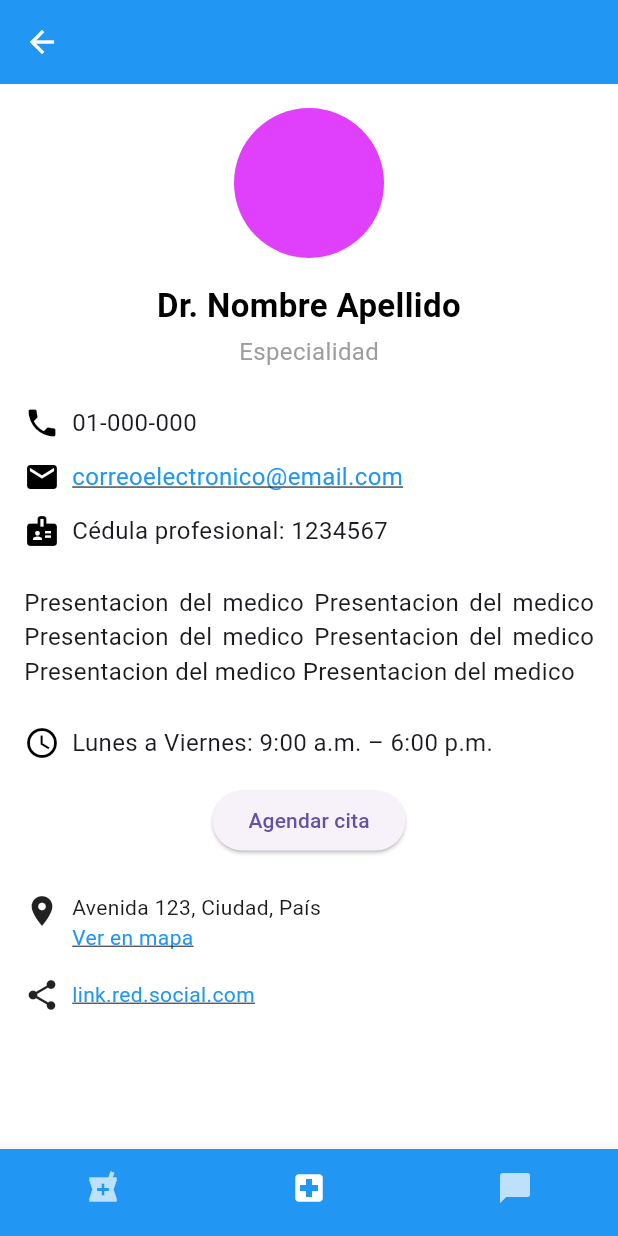
After one commit to HunterRez23/Pharma, a Flutter app: the DetallesMedico screen opened directly, on a phone screen of 412 x 824 dp. The commit adds this screen. Run offline on Flutter 3.47's test engine with Material 3 defaults, Android fonts, the light colour scheme and no system bars; our stand-ins replace cloud_firestore, firebase_auth, firebase_core, google_sign_in; accounts and stored records are empty; network calls fail.

Commit message:
pantalla detalles medico

```diff
--- a/pharmacare/lib/Screens/Medicos.dart
+++ b/pharmacare/lib/Screens/Medicos.dart
@@ -1,7 +1,6 @@
-// lib/Screens/Medicos.dart
-
 import 'package:flutter/material.dart';
 import '../Widgets/common_widgets.dart'; // Para CustomAppBar, CustomBottomNavBar
+import './detallesMedico.dart'; // Importamos la nueva pantalla
 
 class Doctor {
   final String name;
@@ -130,7 +129,6 @@ class _MedicosState extends State<Medicos> {
       bottomNavigationBar: CustomBottomNavBar(
         currentIndex: _selectedIndex,
         onTap: (i) {
-          // Puedes ampliar lógica para farmacias o chat si lo deseas
           if (i != 1) Navigator.of(context).popUntil((r) => r.isFirst);
           setState(() => _selectedIndex = i);
         },
@@ -145,7 +143,13 @@ class DoctorCard extends StatelessWidget {
 
   @override
   Widget build(BuildContext context) {
-    return Container(
+    return GestureDetector(
+      onTap: () {
+        Navigator.of(context).push(
+          MaterialPageRoute(builder: (_) => const DetallesMedico()),
+        );
+      },
+      child: Container(
         margin: const EdgeInsets.symmetric(horizontal: 16, vertical: 8),
         padding: const EdgeInsets.all(12),
         decoration: BoxDecoration(
@@ -168,6 +172,7 @@ class DoctorCard extends StatelessWidget {
             ),
           ],
         ),
+      ),
     );
   }
 }
--- /dev/null
+++ b/pharmacare/lib/Screens/detallesMedico.dart
@@ -0,0 +1,184 @@
+import 'package:flutter/material.dart';
+import 'package:url_launcher/url_launcher.dart';
+import '../Widgets/common_widgets.dart';
+
+class DetallesMedico extends StatelessWidget {
+  const DetallesMedico({Key? key}) : super(key: key);
+
+  void _launchEmail(String email) async {
+    final Uri params = Uri(scheme: 'mailto', path: email);
+    if (await canLaunchUrl(params)) {
+      await launchUrl(params);
+    }
+  }
+
+  void _launchURL(String url) async {
+    final Uri uri = Uri.parse(url);
+    if (await canLaunchUrl(uri)) {
+      await launchUrl(uri);
+    }
+  }
+
+  @override
+  Widget build(BuildContext context) {
+    return MediaQuery(
+      data: MediaQuery.of(context).copyWith(textScaleFactor: 1.0),
+      child: Scaffold(
+        backgroundColor: Colors.white,
+        appBar: CustomAppBar(
+          showSearch: false,
+          leadingIcon: Icons.arrow_back,
+          onLeadingPressed: () => Navigator.of(context).pop(),
+          onSearchSubmitted: (_) {},
+          onFilterPressed: () {},
+          onNotificationsPressed: () {},
+        ),
+        body: SafeArea(
+          child: SingleChildScrollView(
+            padding: const EdgeInsets.all(16),
+            child: Column(
+              children: [
+                const CircleAvatar(
+                  radius: 50,
+                  backgroundColor: Colors.purpleAccent,
+                ),
+                const SizedBox(height: 16),
+                const Text(
+                  'Dr. Nombre Apellido',
+                  style: TextStyle(fontSize: 22, fontWeight: FontWeight.bold, color: Colors.black),
+                  textAlign: TextAlign.center,
+                ),
+                const SizedBox(height: 4),
+                const Text(
+                  'Especialidad',
+                  style: TextStyle(fontSize: 16, color: Colors.grey),
+                ),
+                const SizedBox(height: 24),
+                Row(
+                  children: const [
+                    Icon(Icons.phone, color: Colors.black),
+                    SizedBox(width: 8),
+                    Expanded(
+                      child: Text(
+                        '01-000-000',
+                        style: TextStyle(fontSize: 16),
+                      ),
+                    ),
+                  ],
+                ),
+                const SizedBox(height: 12),
+                Row(
+                  children: [
+                    const Icon(Icons.email, color: Colors.black),
+                    const SizedBox(width: 8),
+                    Expanded(
+                      child: GestureDetector(
+                        onTap: () => _launchEmail('correoelectronico@email.com'),
+                        child: const Text(
+                          'correoelectronico@email.com',
+                          style: TextStyle(
+                            decoration: TextDecoration.underline,
+                            color: Colors.blue,
+                            fontSize: 16,
+                          ),
+                        ),
+                      ),
+                    ),
+                  ],
+                ),
+                const SizedBox(height: 12),
+                Row(
+                  children: const [
+                    Icon(Icons.badge, color: Colors.black),
+                    SizedBox(width: 8),
+                    Expanded(
+                      child: Text(
+                        'Cédula profesional: 1234567',
+                        style: TextStyle(fontSize: 16),
+                      ),
+                    ),
+                  ],
+                ),
+                const SizedBox(height: 24),
+
+                const Text(
+                  'Presentacion del medico Presentacion del medico Presentacion del medico '
+                  'Presentacion del medico Presentacion del medico Presentacion del medico',
+                  style: TextStyle(fontSize: 16),
+                  textAlign: TextAlign.justify,
+                ),
+                const SizedBox(height: 24),
+                Row(
+                  children: const [
+                    Icon(Icons.access_time, color: Colors.black),
+                    SizedBox(width: 8),
+                    Expanded(
+                      child: Text(
+                        'Lunes a Viernes: 9:00 a.m. – 6:00 p.m.',
+                        style: TextStyle(fontSize: 16),
+                      ),
+                    ),
+                  ],
+                ),
+                const SizedBox(height: 16),
+
+                ElevatedButton(
+                  onPressed: () {
+                    // Acción de agendar
+                  },
+                  child: const Text('Agendar cita'),
+                ),
+                const SizedBox(height: 24),
+                Row(
+                  crossAxisAlignment: CrossAxisAlignment.start,
+                  children: [
+                    const Icon(Icons.location_on),
+                    const SizedBox(width: 8),
+                    Expanded(
+                      child: Column(
+                        crossAxisAlignment: CrossAxisAlignment.start,
+                        children: [
+                          const Text('Avenida 123, Ciudad, País'),
+                          GestureDetector(
+                            onTap: () => _launchURL('https://maps.google.com'),
+                            child: const Text(
+                              'Ver en mapa',
+                              style: TextStyle(decoration: TextDecoration.underline, color: Colors.blue),
+                            ),
+                          ),
+                        ],
+                      ),
+                    ),
+                  ],
+                ),
+                const SizedBox(height: 16),
+                Row(
+                  children: [
+                    const Icon(Icons.share),
+                    const SizedBox(width: 8),
+                    GestureDetector(
+                      onTap: () => _launchURL('https://link.red.social.com'),
+                      child: const Text(
+                        'link.red.social.com',
+                        style: TextStyle(decoration: TextDecoration.underline, color: Colors.blue),
+                      ),
+                    ),
+                  ],
+                ),
+              ],
+            ),
+          ),
+        ),
+        bottomNavigationBar: CustomBottomNavBar(
+          currentIndex: 1,
+          onTap: (index) {
+            if (index != 1) {
+              Navigator.of(context).popUntil((route) => route.isFirst);
+              //navegación a otras pantallas
+            }
+          },
+        ),
+      ),
+    );
+  }
+}
--- a/pharmacare/lib/main.dart
+++ b/pharmacare/lib/main.dart
@@ -1,5 +1,3 @@
-// lib/main.dart
-
 import 'package:flutter/material.dart';
 import 'package:firebase_core/firebase_core.dart';
 import 'package:firebase_auth/firebase_auth.dart';
```
Also changed, not shown: 4 other files. Lines whose indentation alone changed are shown as unchanged.
